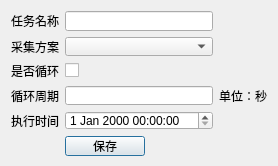
Before: the Qt Designer form UI/Task.ui in leaboy/pycollect, drawn with Qt 5.
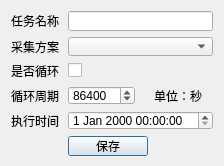
After: the same form once the commit is applied.

```diff
--- a/UI/Task.ui
+++ b/UI/Task.ui
@@ -6,19 +6,19 @@
    <rect>
     <x>0</x>
     <y>0</y>
-    <width>278</width>
+    <width>224</width>
     <height>166</height>
    </rect>
   </property>
   <property name="minimumSize">
    <size>
-    <width>278</width>
+    <width>224</width>
     <height>166</height>
    </size>
   </property>
   <property name="maximumSize">
    <size>
-    <width>278</width>
+    <width>224</width>
     <height>166</height>
    </size>
   </property>
@@ -35,7 +35,7 @@
        </property>
       </widget>
      </item>
-     <item row="0" column="1">
+     <item row="0" column="1" colspan="2">
       <widget class="QLineEdit" name="taskname"/>
      </item>
      <item row="1" column="0">
@@ -45,7 +45,7 @@
        </property>
       </widget>
      </item>
-     <item row="1" column="1">
+     <item row="1" column="1" colspan="2">
       <widget class="QComboBox" name="robotid"/>
      </item>
      <item row="2" column="0">
@@ -69,16 +69,6 @@
        </property>
       </widget>
      </item>
-     <item row="3" column="1">
-      <widget class="QLineEdit" name="loopperiod"/>
-     </item>
-     <item row="3" column="2">
-      <widget class="QLabel" name="label_5">
-       <property name="text">
-        <string>单位：秒</string>
-       </property>
-      </widget>
-     </item>
      <item row="4" column="0">
       <widget class="QLabel" name="label_6">
        <property name="text">
@@ -86,7 +76,7 @@
        </property>
       </widget>
      </item>
-     <item row="4" column="1">
+     <item row="4" column="1" colspan="2">
       <widget class="QDateTimeEdit" name="runtime"/>
      </item>
      <item row="5" column="1">
@@ -108,6 +98,32 @@
        </property>
       </widget>
      </item>
+     <item row="3" column="2">
+      <widget class="QLabel" name="label_5">
+       <property name="text">
+        <string>单位：秒</string>
+       </property>
+      </widget>
+     </item>
+     <item row="3" column="1">
+      <widget class="QSpinBox" name="loopperiod">
+       <property name="sizePolicy">
+        <sizepolicy hsizetype="Fixed" vsizetype="Fixed">
+         <horstretch>0</horstretch>
+         <verstretch>0</verstretch>
+        </sizepolicy>
+       </property>
+       <property name="maximum">
+        <number>31536000</number>
+       </property>
+       <property name="singleStep">
+        <number>10</number>
+       </property>
+       <property name="value">
+        <number>86400</number>
+       </property>
+      </widget>
+     </item>
     </layout>
    </item>
   </layout>
```
